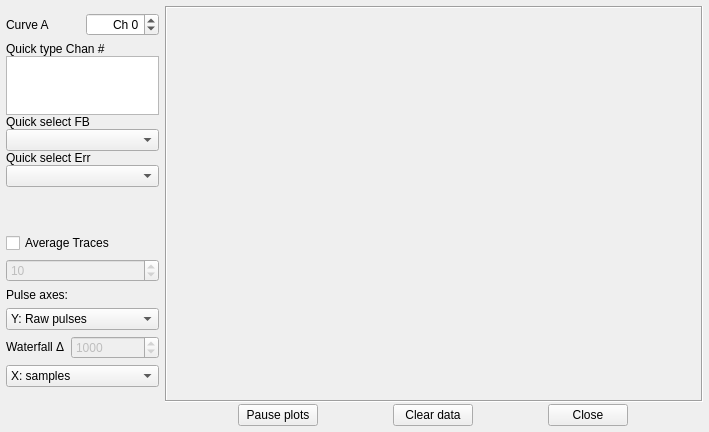
Above: microscope/ui/plotwindow.ui from usnistgov/microscope before the change. Below: the same form after it.
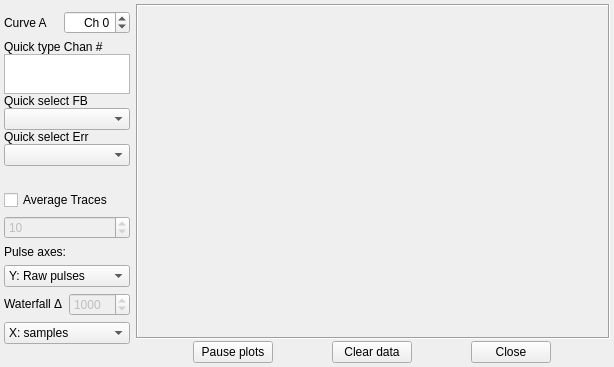
That is the form after the change.

What changed in the file:
```diff
--- a/microscope/ui/plotwindow.ui
+++ b/microscope/ui/plotwindow.ui
@@ -6,8 +6,8 @@
    <rect>
     <x>0</x>
     <y>0</y>
-    <width>709</width>
-    <height>432</height>
+    <width>614</width>
+    <height>367</height>
    </rect>
   </property>
   <property name="windowTitle">
@@ -15,16 +15,16 @@
   </property>
   <layout class="QHBoxLayout" name="horizontalLayout" stretch="1,300">
    <property name="leftMargin">
-    <number>6</number>
+    <number>4</number>
    </property>
    <property name="topMargin">
-    <number>6</number>
+    <number>4</number>
    </property>
    <property name="rightMargin">
-    <number>6</number>
+    <number>4</number>
    </property>
    <property name="bottomMargin">
-    <number>6</number>
+    <number>4</number>
    </property>
    <item>
     <layout class="QVBoxLayout" name="chanSelectLayout" stretch="0,0,0,0,0,0,0,0,0,0">
@@ -199,12 +199,12 @@
        </item>
        <item>
         <property name="text">
-         <string>Y: Subtract baseline</string>
+         <string>Y: Subtract pretrig</string>
         </property>
        </item>
        <item>
         <property name="text">
-         <string>Y: Waterfall (sub base)</string>
+         <string>Y: Waterfall</string>
         </property>
        </item>
       </widget>
```
